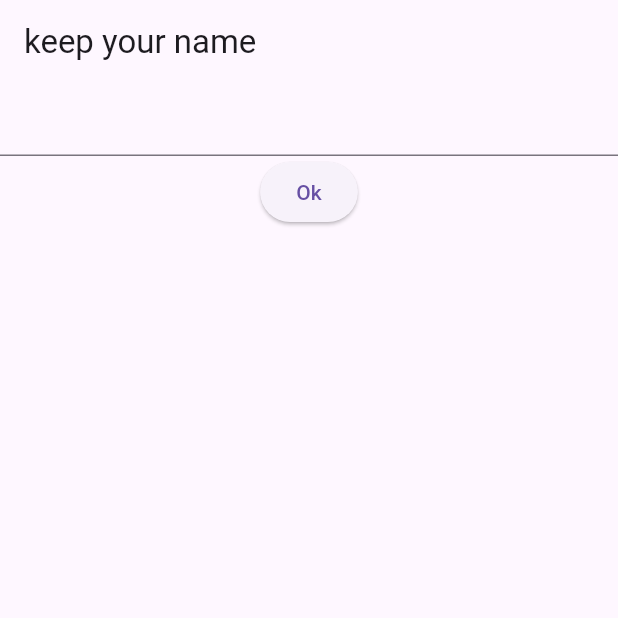
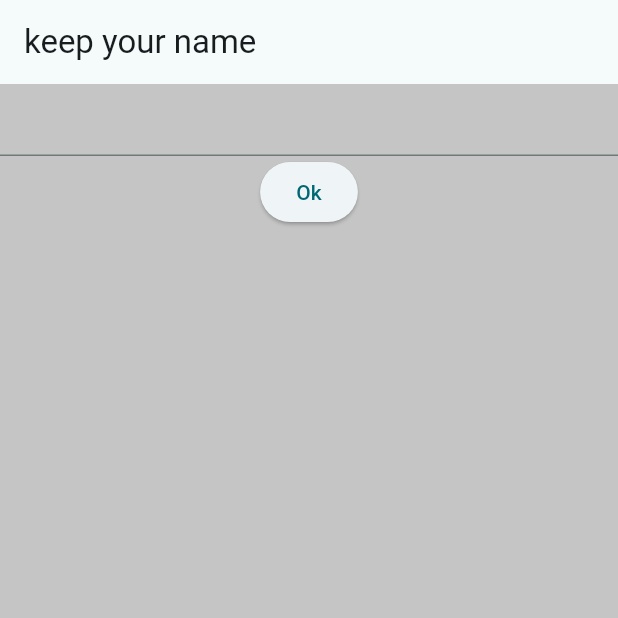
Before and after one commit to aayampokharel/gartticc_frontend, a Flutter app: the screen it shows after launch, on a phone screen of 412 x 824 dp, the top half of it. Run offline on Flutter 3.47's test engine with Material 3 defaults, Android fonts, the phone set to English and light mode, and no system bars; missing offline and left inert: flutter_drawing_board.

Commit message:
colorscheme test

```diff
--- a/lib/main.dart
+++ b/lib/main.dart
@@ -22,7 +22,9 @@ class MyApps extends StatelessWidget {
 
   @override
   Widget build(BuildContext context) {
-    return const MaterialApp(
+    return MaterialApp(
+      theme: ThemeData(
+          colorScheme: ColorScheme.fromSeed(seedColor: Color(0xffc5c5c5))),
       home: Name(),
     );
   }
@@ -57,6 +59,7 @@ class _NameState extends State<Name> {
   @override
   Widget build(BuildContext context) {
     return Scaffold(
+      backgroundColor: Color(0xffc5c5c5),
       appBar: AppBar(
         title: const Text("keep your name"),
       ),
```
